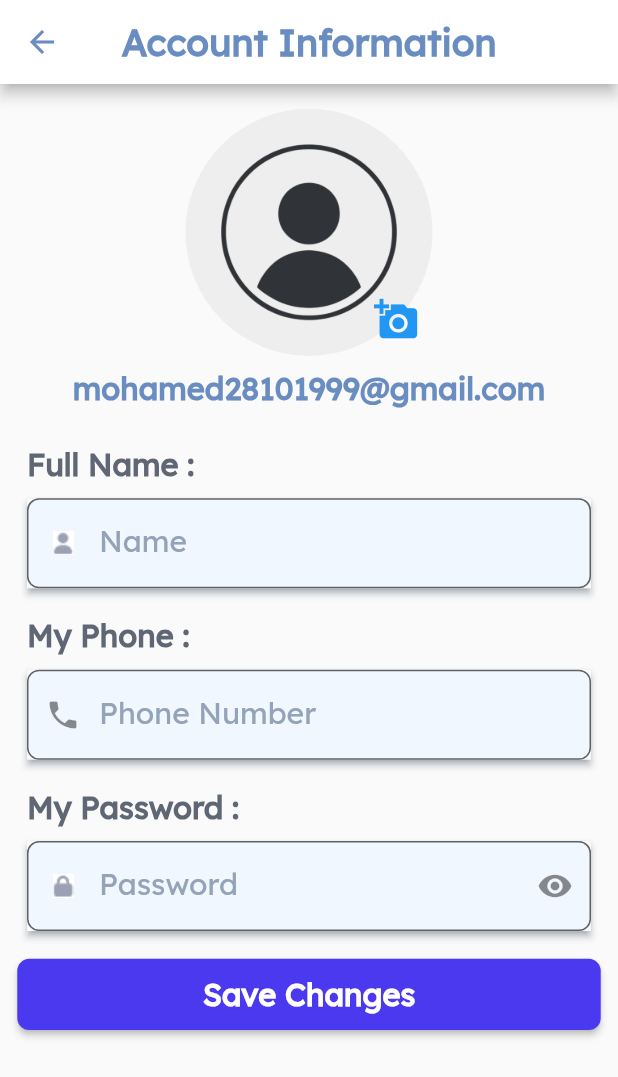
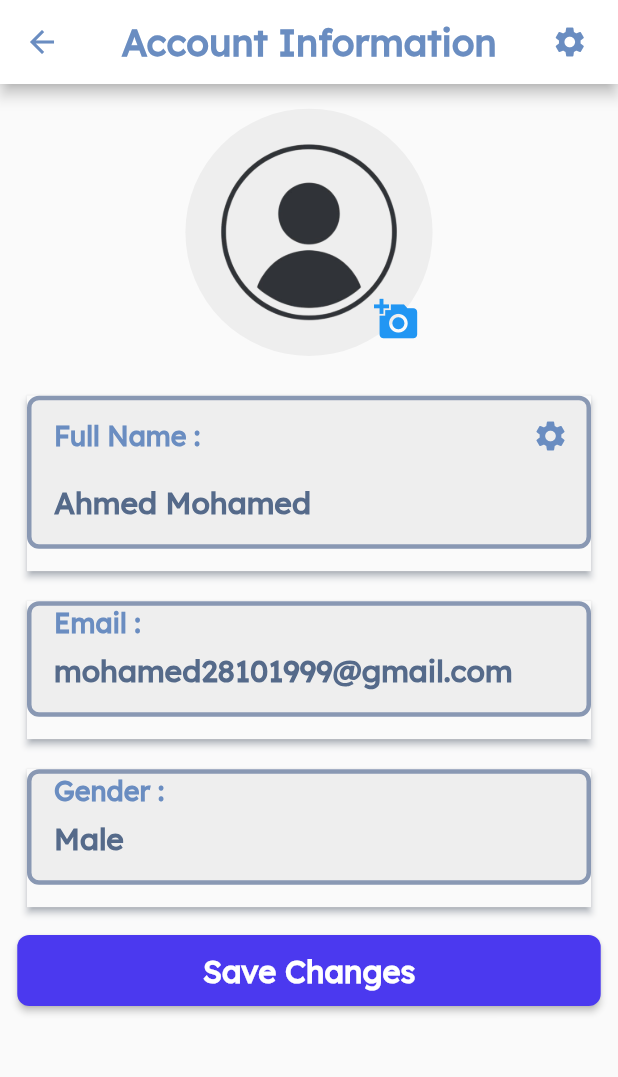
Before and after one commit to Mohamed-Abdel-Rahem/nexplore, a Flutter app: the AccountInformation screen opened by its route, on a phone screen of 412 x 824 dp. Shown: the top 1077 px of the screen. Run offline on Flutter 3.47's test engine with Material 3 defaults, Android fonts, the light colour scheme and no system bars; our stand-ins replace cloud_firestore, device_preview, firebase_auth, firebase_core, image_picker, modal_progress_hud_nsn and 2 more; accounts and stored records are empty.

Commit message:
add account info and change password

```diff
--- /dev/null
+++ b/lib/firebase/models/getDataFirebase.dart
@@ -0,0 +1,3 @@
+class FirebaseGetData {
+  static getAccountInformation() {}
+}
--- a/lib/main.dart
+++ b/lib/main.dart
@@ -6,6 +6,7 @@ import 'package:nexplore/screen/accountInfo.dart';
 import 'package:nexplore/screen/homePage.dart';
 import 'package:nexplore/screen/loginScreeen.dart';
 import 'package:nexplore/screen/onBoardingScreen.dart';
+import 'package:nexplore/screen/settingPage.dart';
 import 'package:nexplore/screen/signupScreen.dart';
 import 'package:nexplore/screen/splashScreen.dart';
 
@@ -14,7 +15,7 @@ void main() async {
   await Firebase.initializeApp(
     options: DefaultFirebaseOptions.currentPlatform,
   );
-  String initialRoute = SplashScreen.id;
+  String initialRoute = AccountInformation.id;
   try {
     await Firebase.initializeApp();
     runApp(DevicePreview(
@@ -50,6 +51,7 @@ class NexPlore extends StatelessWidget {
         AccountInformation.id: (context) => const AccountInformation(),
         OnBoardingScreen.id: (context) => const OnBoardingScreen(),
         SplashScreen.id: (context) => const SplashScreen(),
+        SettingPage.id: (context) => const SettingPage(),
       },
     );
   }
--- a/lib/screen/accountInfo.dart
+++ b/lib/screen/accountInfo.dart
@@ -1,7 +1,9 @@
 import 'dart:typed_data';
 import 'package:flutter/material.dart';
+import 'package:nexplore/screen/settingPage.dart';
 import 'package:nexplore/services/pickImage.dart';
 import 'package:nexplore/widgets/customButton.dart';
+import 'package:nexplore/widgets/customTextBox.dart';
 import 'package:nexplore/widgets/customTextForm.dart';
 import 'package:nexplore/widgets/cutomText.dart';
 import 'package:nexplore/widgets/defineAlignment.dart';
@@ -31,6 +33,17 @@ class _AccountInformationState extends State<AccountInformation> {
 
     return Scaffold(
       appBar: AppBar(
+        actions: [
+          Padding(
+            padding: EdgeInsets.only(right: screenWidth * .02),
+            child: IconButton(
+                onPressed: () {
+                  Navigator.pushNamed(context, SettingPage.id);
+                },
+                icon: const Icon(Icons.settings),
+                color: const Color(0xff6A8DC1)),
+          ),
+        ],
         leading: IconButton(
           onPressed: () {
             Navigator.pop(context);
@@ -83,59 +96,22 @@ class _AccountInformationState extends State<AccountInformation> {
               ),
             ),
             SizedBox(
-              height: screenHeight * 0.01,
+              height: screenHeight * .02,
             ),
-            CustomText(
+            MyTextBox(
+              text: 'Ahmed Mohamed',
+              sectionName: 'Full Name : ',
+              onPressed: () {},
+              Tooltiptext: 'Edite youre name',
+            ),
+            MyTextBox(
               text: 'mohamed28101999@gmail.com',
-              color: const Color(0xff6A8DC1),
-              fontSize: screenWidth * 0.05, // 8% of screen width
+              sectionName: 'Email : ',
+              Tooltiptext: 'Edite youre name',
             ),
-            SizedBox(
-              height: screenHeight * 0.03,
-            ),
-            CustomAlignment(
-              text: 'Full Name : ',
-              fontSize: screenWidth * 0.05,
-            ),
-            CustomTextForm(
-              dataLabelText: 'Name',
-              dataHintText: 'Enter your Name',
-              isPassword: false,
-              prefixIcon: Image.asset(
-                width: screenWidth * 0.06, // 6% of screen width
-                height: screenWidth * 0.06,
-                'assets/icons/user.png',
-              ),
-            ),
-            SizedBox(
-              height: screenHeight * 0.01,
-            ),
-            CustomAlignment(
-              text: 'My Phone : ',
-              fontSize: screenWidth * 0.05,
-            ),
-            CustomTextForm(
-              dataLabelText: 'Phone Number',
-              dataHintText: 'Enter your number',
-              isPassword: false,
-              prefixIcon: Icon(
-                Icons.phone,
-              ),
-            ),
-            SizedBox(
-              height: screenHeight * 0.01,
-            ),
-            CustomAlignment(
-              text: 'My Password : ',
-              fontSize: screenWidth * 0.05,
-            ),
-            CustomTextForm(
-              dataLabelText: 'Password',
-              dataHintText: 'Enter your Password',
-              isPassword: true,
-              prefixIcon: Image.asset(
-                'assets/icons/lock.png',
-              ),
+            const MyTextBox(
+              text: 'Male',
+              sectionName: 'Gender : ',
             ),
             SizedBox(
               height: screenHeight * 0.01,
@@ -163,7 +139,8 @@ class _AccountInformationState extends State<AccountInformation> {
                     ),
                   );
                 }
-                })
+              },
+            ),
           ],
         ),
       ),
--- a/lib/screen/loginScreeen.dart
+++ b/lib/screen/loginScreeen.dart
@@ -1,7 +1,7 @@
 import 'package:flutter/material.dart';
 import 'package:modal_progress_hud_nsn/modal_progress_hud_nsn.dart';
 import 'package:nexplore/constants/constant.dart';
-import 'package:nexplore/firebase/models/firebaseServices.dart';
+import 'package:nexplore/firebase/models/firebaseServicesAuth.dart';
 import 'package:nexplore/screen/signupScreen.dart';
 import 'package:nexplore/widgets/customButton.dart';
 import 'package:nexplore/widgets/customTextButton.dart';
--- a/lib/screen/signupScreen.dart
+++ b/lib/screen/signupScreen.dart
@@ -1,6 +1,6 @@
 import 'package:flutter/material.dart';
 import 'package:nexplore/constants/constant.dart';
-import 'package:nexplore/firebase/models/firebaseServices.dart';
+import 'package:nexplore/firebase/models/firebaseServicesAuth.dart';
 import 'package:nexplore/screen/loginScreeen.dart';
 import 'package:nexplore/utils/extension/contextExtension.dart';
 import 'package:nexplore/widgets/customButton.dart';
--- /dev/null
+++ b/lib/widgets/customTextBox.dart
@@ -0,0 +1,94 @@
+import 'package:flutter/material.dart';
+
+class MyTextBox extends StatelessWidget {
+  const MyTextBox({
+    Key? key,
+    required this.text,
+    required this.sectionName,
+    this.onPressed,
+    this.Tooltiptext,
+  }) : super(key: key);
+
+  final String text;
+  final String? Tooltiptext;
+  final String sectionName;
+  final void Function()? onPressed;
+
+  @override
+  Widget build(BuildContext context) {
+    return Padding(
+      padding: const EdgeInsets.symmetric(
+        horizontal: 18,
+        vertical: 10,
+      ),
+      child: Material(
+        elevation: 2,
+        shadowColor: const Color(0xff94A3B8),
+        child: Container(
+          decoration: BoxDecoration(
+            border: Border.all(
+              color: const Color.fromARGB(255, 137, 152, 179),
+              width: 3,
+            ),
+            color: Colors.grey[200],
+            borderRadius: BorderRadius.circular(8),
+          ),
+          padding: const EdgeInsets.only(left: 15, bottom: 15),
+          margin: const EdgeInsets.only(bottom: 15),
+          child: Column(
+            crossAxisAlignment: CrossAxisAlignment.start,
+            children: [
+              Row(
+                mainAxisAlignment: MainAxisAlignment.spaceBetween,
+                children: [
+                  Text(
+                    sectionName,
+                    style: const TextStyle(
+                      fontSize: 18,
+                      fontWeight: FontWeight.w700,
+                      fontFamily: 'Lexend Deca',
+                      color: Color(0xff6A8DC1),
+                    ),
+                  ),
+                  if (onPressed != null)
+                    Tooltip(
+                      message: Tooltiptext, // Tooltip message
+                      textStyle: const TextStyle(
+                        color: Colors.white, // Text color
+                        fontSize: 16, // Font size
+                      ),
+                      decoration: BoxDecoration(
+                        color: const Color.fromARGB(
+                            221, 90, 89, 89), // Background color
+                        borderRadius:
+                            BorderRadius.circular(10), // Rounded corners
+                      ),
+                      child: IconButton(
+                        onPressed: onPressed,
+                        icon: const Icon(
+                          Icons.settings,
+                          color: Color(0xff6A8DC1),
+                        ),
+                      ),
+                    ),
+                ],
+              ),
+              SizedBox(
+                height: 8,
+              ),
+              Text(
+                text,
+                style: const TextStyle(
+                  fontSize: 20,
+                  fontWeight: FontWeight.bold,
+                  color: Color.fromARGB(255, 85, 106, 138),
+                  fontFamily: 'Lexend Deca',
+                ),
+              ),
+            ],
+          ),
+        ),
+      ),
+    );
+  }
+}
--- a/lib/widgets/customTextForm.dart
+++ b/lib/widgets/customTextForm.dart
@@ -76,7 +76,7 @@ class _CustomTextFormState extends State<CustomTextForm> {
                   )
                 : null,
             labelStyle: const TextStyle(
-              color: Color(0xff94A3B8),
+              color: Color.fromARGB(255, 97, 106, 117),
               fontSize: 20,
               fontFamily: 'Lexend Deca',
             ),
```
Also changed, not shown: lib/firebase/models/firebaseServicesAuth.dart (renamed from lib/firebase/models/firebaseServices.dart, +53 -1 lines), lib/screen/settingPage.dart (added, +138 -0 lines), lib/widgets/customShowDailog.dart (added, +18 -0 lines). Lines whose indentation alone changed are shown as unchanged.
